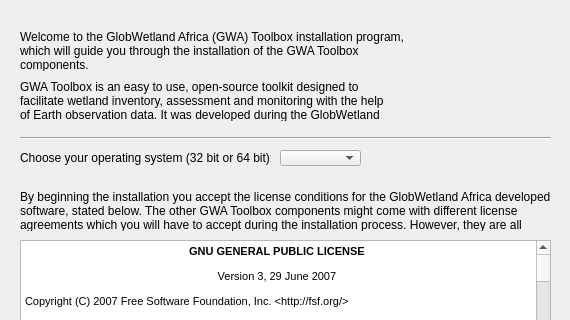
DHI-GRAS/GWA_Installer, file ui/welcomeDialog.ui: the form before one commit; both pictures show x 0 to 570 and y 0 to 320 of the 570 by 464 pixel window.
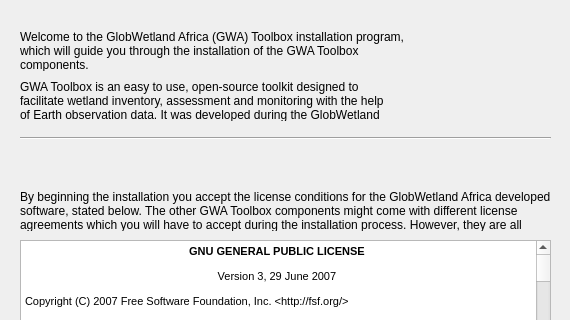
The form after the commit. Icons and pictures are not drawn.

Commit message: remove rest of 64 bit / 32 bit selection widget

Diff of the .ui file:
```diff
--- a/ui/welcomeDialog.ui
+++ b/ui/welcomeDialog.ui
@@ -36,29 +36,6 @@
     <bool>true</bool>
    </property>
   </widget>
-  <widget class="QComboBox" name="osComboBox">
-   <property name="geometry">
-    <rect>
-     <x>280</x>
-     <y>150</y>
-     <width>81</width>
-     <height>16</height>
-    </rect>
-   </property>
-  </widget>
-  <widget class="QLabel" name="osLabel">
-   <property name="geometry">
-    <rect>
-     <x>20</x>
-     <y>150</y>
-     <width>251</width>
-     <height>16</height>
-    </rect>
-   </property>
-   <property name="text">
-    <string>Choose your operating system (32 bit or 64 bit):</string>
-   </property>
-  </widget>
   <widget class="QLabel" name="licenseLabel">
    <property name="geometry">
     <rect>
```
The commit also changes 1 other file.
